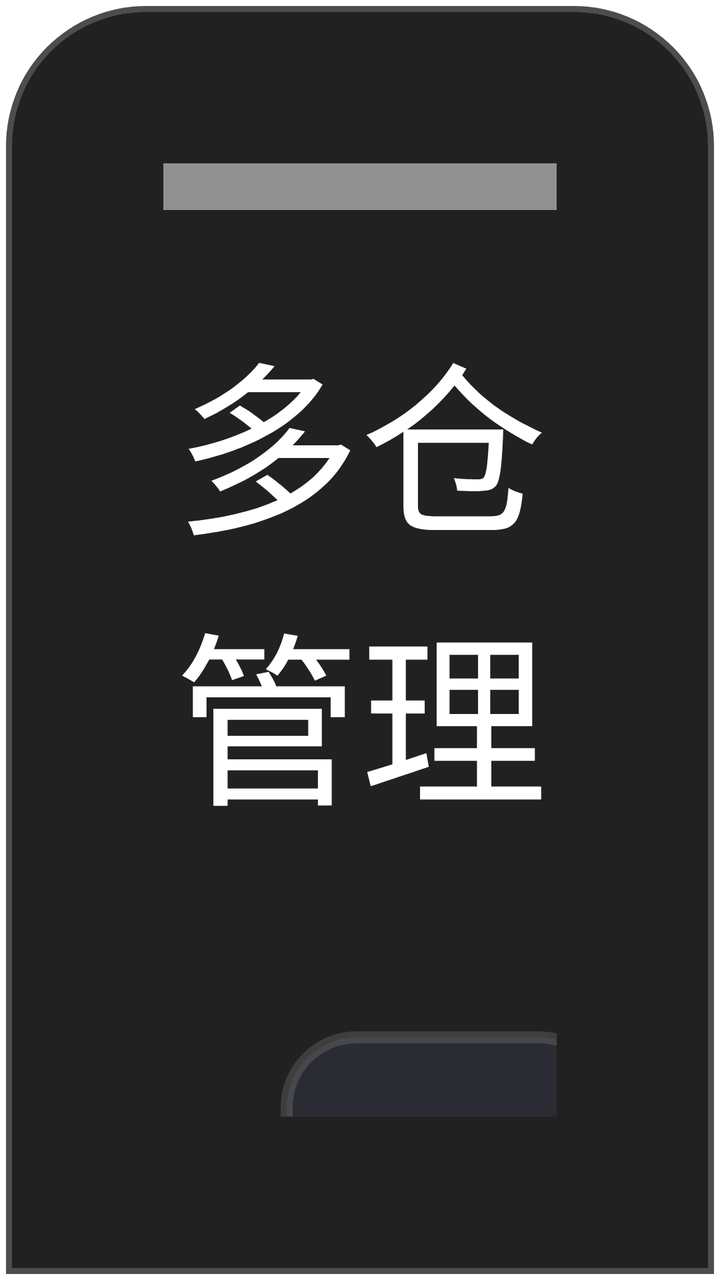
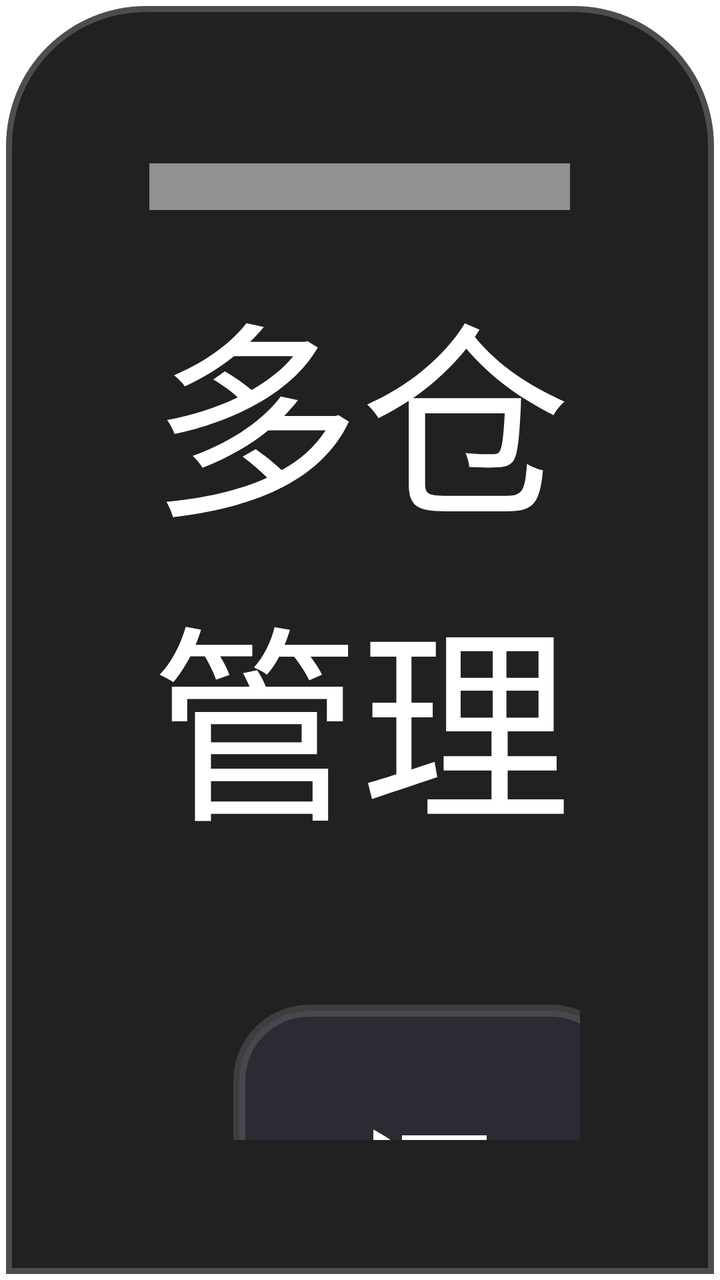

Compare the two renders of this Android layout. The source of the first and the diff that turns it into the second are given below.
<!-- AndroidManifest.xml: application theme AppTheme.NoActionBar -->
<!-- res/layout/dialog_more_source.xml -->
<?xml version="1.0" encoding="utf-8"?>
<LinearLayout xmlns:android="http://schemas.android.com/apk/res/android"
    android:layout_width="match_parent"
    android:layout_height="match_parent"
    android:background="@drawable/shape_bottom_sheet_bg"
    android:orientation="vertical"
    android:padding="@dimen/vs_14">

    <View
        android:id="@+id/dragHandle"
        android:layout_width="@dimen/vs_36"
        android:layout_height="@dimen/vs_4"
        android:layout_gravity="center_horizontal"
        android:background="@color/dialog_text_hint" />

    <TextView
        android:id="@+id/title"
        android:layout_width="match_parent"
        android:layout_height="wrap_content"
        android:layout_marginTop="@dimen/vs_8"
        android:gravity="center"
        android:text="多仓管理"
        android:textColor="@color/dialog_text_primary"
        android:textSize="@dimen/ts_30" />

    <FrameLayout
        android:layout_width="match_parent"
        android:layout_height="0dp"
        android:layout_marginTop="@dimen/vs_8"
        android:layout_weight="1">

        <androidx.recyclerview.widget.RecyclerView
            android:id="@+id/list"
            android:layout_width="match_parent"
            android:layout_height="match_parent"
            android:clipToPadding="false" />

        <ProgressBar
            android:id="@+id/play_loading"
            android:layout_width="@dimen/vs_40"
            android:layout_height="@dimen/vs_40"
            android:layout_gravity="center"
            android:indeterminateBehavior="repeat"
            android:indeterminateOnly="true"
            android:visibility="gone" />
    </FrameLayout>

    
    <LinearLayout
        android:layout_width="match_parent"
        android:layout_height="wrap_content"
        android:layout_marginTop="@dimen/vs_8"
        android:orientation="horizontal">

        <EditText
            android:id="@+id/input_sourceName"
            android:layout_width="0dp"
            android:layout_height="wrap_content"
            android:layout_weight="2"
            android:background="@drawable/input_dialog_api_input"
            android:hint="仓库/线路名(可空)"
            android:imeOptions="actionNext|flagNoExtractUi"
            android:inputType="text"
            android:maxLines="1"
            android:paddingLeft="@dimen/vs_2"
            android:paddingTop="@dimen/vs_10"
            android:paddingRight="@dimen/vs_2"
            android:paddingBottom="@dimen/vs_10"
            android:singleLine="true"
            android:textColor="@color/dialog_text_primary"
            android:textColorHint="@color/dialog_text_hint"
            android:textSize="@dimen/ts_24" />

        <EditText
            android:id="@+id/input_source_url"
            android:layout_width="0dp"
            android:layout_height="wrap_content"
            android:layout_marginStart="@dimen/vs_5"
            android:layout_weight="3"
            android:background="@drawable/input_dialog_api_input"
            android:hint="订阅链接"
            android:imeOptions="actionDone|flagNoExtractUi"
            android:inputType="text"
            android:maxLines="1"
            android:paddingLeft="@dimen/vs_2"
            android:paddingTop="@dimen/vs_10"
            android:paddingRight="@dimen/vs_2"
            android:paddingBottom="@dimen/vs_10"
            android:singleLine="true"
            android:textColor="@color/dialog_text_primary"
            android:textColorHint="@color/dialog_text_hint"
            android:textSize="@dimen/ts_24" />

        <TextView
            android:id="@+id/inputSubmit"
            android:layout_width="wrap_content"
            android:layout_height="wrap_content"
            android:layout_gravity="center"
            android:layout_marginStart="@dimen/vs_5"
            android:background="@drawable/button_danmu_setting"
            android:gravity="center"
            android:padding="@dimen/vs_10"
            android:text="添加"
            android:textColor="@color/dialog_text_primary"
            android:textSize="@dimen/ts_22" />
    </LinearLayout>

    
    <LinearLayout
        android:layout_width="match_parent"
        android:layout_height="wrap_content"
        android:layout_marginTop="@dimen/vs_8"
        android:gravity="right"
        android:orientation="horizontal">

        <Space
            android:layout_width="0dp"
            android:layout_height="wrap_content"
            android:layout_weight="1" />

        <TextView
            android:id="@+id/delAll"
            android:layout_width="wrap_content"
            android:layout_height="wrap_content"
            android:background="@drawable/button_danmu_setting"
            android:gravity="center"
            android:paddingLeft="@dimen/vs_30"
            android:paddingTop="@dimen/vs_10"
            android:paddingRight="@dimen/vs_30"
            android:paddingBottom="@dimen/vs_10"
            android:text="全部删除"
            android:textColor="@color/dialog_text_primary"
            android:textSize="@dimen/ts_22" />

        <TextView
            android:id="@+id/btnPerm"
            android:layout_width="wrap_content"
            android:layout_height="wrap_content"
            android:layout_marginStart="@dimen/vs_5"
            android:background="@drawable/button_danmu_setting"
            android:gravity="center"
            android:paddingLeft="@dimen/vs_30"
            android:paddingTop="@dimen/vs_10"
            android:paddingRight="@dimen/vs_30"
            android:paddingBottom="@dimen/vs_10"
            android:text="存储权限"
            android:textColor="@color/dialog_text_primary"
            android:textSize="@dimen/ts_22" />

        <TextView
            android:id="@+id/btnClose"
            android:layout_width="wrap_content"
            android:layout_height="wrap_content"
            android:layout_marginStart="@dimen/vs_5"
            android:background="@drawable/button_danmu_setting"
            android:gravity="center"
            android:paddingLeft="@dimen/vs_30"
            android:paddingTop="@dimen/vs_10"
            android:paddingRight="@dimen/vs_30"
            android:paddingBottom="@dimen/vs_10"
            android:text="关闭"
            android:textColor="@color/dialog_text_primary"
            android:textSize="@dimen/ts_22" />
    </LinearLayout>
</LinearLayout>
<!-- resources referenced by this layout -->
<resources>
  <color name="dialog_text_hint">#80FFFFFF</color>
  <color name="dialog_text_primary">#FFFFFFFF</color>
  <dimen name="ts_22">15mm</dimen>
  <dimen name="ts_24">16mm</dimen>
  <dimen name="ts_30">16mm</dimen>
  <dimen name="vs_10">10mm</dimen>
  <dimen name="vs_14">14mm</dimen>
  <dimen name="vs_2">2mm</dimen>
  <dimen name="vs_30">30mm</dimen>
  <dimen name="vs_36">36mm</dimen>
  <dimen name="vs_4">4mm</dimen>
  <dimen name="vs_40">40mm</dimen>
  <dimen name="vs_5">5mm</dimen>
  <dimen name="vs_8">8mm</dimen>
  <!-- drawable button_danmu_setting (drawable) -->
  <?xml version="1.0" encoding="utf-8"?>
  <selector xmlns:android="http://schemas.android.com/apk/res/android">
      <item android:state_focused="true">
          <shape>
              <corners android:radius="@dimen/vs_6" />
              <solid android:color="@color/dialog_control_bg_focused" />
              <stroke
                  android:width="@dimen/vs_1"
                  android:color="@color/dialog_control_stroke_focused" />
          </shape>
      </item>
      <item>
          <shape>
              <corners android:radius="@dimen/vs_6" />
              <solid android:color="@color/dialog_control_bg" />
              <stroke
                  android:width="@dimen/vs_1"
                  android:color="@color/dialog_control_stroke" />
          </shape>
      </item>
  </selector>
  <!-- drawable shape_bottom_sheet_bg (drawable) -->
  <?xml version="1.0" encoding="utf-8"?>
  <shape xmlns:android="http://schemas.android.com/apk/res/android"
      android:shape="rectangle">
      <corners
          android:topLeftRadius="@dimen/vs_12"
          android:topRightRadius="@dimen/vs_12" />
      <solid android:color="@color/dialog_panel_bg" />
      <stroke
          android:width="@dimen/vs_1"
          android:color="@color/dialog_panel_stroke" />
  </shape>
  <style name="AppTheme.NoActionBar" parent="AppTheme">
          <item name="android:windowActionBar">false</item>
          <item name="android:windowNoTitle">true</item>
          <item name="windowActionBar">false</item>
          <item name="android:windowFullscreen">false</item>//手机版：默认保留状态栏，全屏页面运行时再隐藏
          <item name="android:windowContentOverlay">@null</item>//是否有遮盖
          <item name="windowNoTitle">true</item>
          
          
          <item name="android:windowBackground">@android:color/transparent</item>
          
          <item name="android:statusBarColor">@android:color/transparent</item>
          <item name="android:windowDrawsSystemBarBackgrounds">true</item>
      </style>
  <dimen name="vs_6">6mm</dimen>
  <color name="dialog_control_bg_focused">#CC1890FF</color>
  <dimen name="vs_1">1mm</dimen>
  <color name="dialog_control_stroke_focused">#CC02F8E1</color>
  <color name="dialog_control_bg">#80353744</color>
  <color name="dialog_control_stroke">#22FFFFFF</color>
  <dimen name="vs_20_">-20mm</dimen>
  <color name="dialog_panel_stroke">#33FFFFFF</color>
  <color name="dialog_input_bg">#66353744</color>
  <dimen name="vs_12">12mm</dimen>
  <color name="dialog_panel_bg">#F2161616</color>
  <style name="AppTheme" parent="Theme.AppCompat.Light.DarkActionBar">
          
          <item name="colorPrimary">@color/color_6200EE</item>
          <item name="colorPrimaryDark">@color/color_3700B3</item>
          <item name="colorAccent">@color/color_03DAC5</item>
      </style>
  <color name="color_6200EE">#6200EE</color>
  <color name="color_3700B3">#3700B3</color>
  <color name="color_03DAC5">#03DAC5</color>
  <!-- unchanged entries left out for length: 1 -->
</resources>

<!-- the commit's change to res/layout/dialog_more_source.xml (unified diff, before → after) -->
@@ -4,29 +4,39 @@
     android:layout_height="match_parent"
     android:background="@drawable/shape_bottom_sheet_bg"
     android:orientation="vertical"
-    android:padding="@dimen/vs_14">
+    android:padding="@dimen/vs_12">
 
-    <View
-        android:id="@+id/dragHandle"
-        android:layout_width="@dimen/vs_36"
-        android:layout_height="@dimen/vs_4"
-        android:layout_gravity="center_horizontal"
-        android:background="@color/dialog_text_hint" />
-
-    <TextView
-        android:id="@+id/title"
+    
+    <LinearLayout
+        android:id="@+id/sheetHeader"
         android:layout_width="match_parent"
         android:layout_height="wrap_content"
-        android:layout_marginTop="@dimen/vs_8"
-        android:gravity="center"
-        android:text="多仓管理"
-        android:textColor="@color/dialog_text_primary"
-        android:textSize="@dimen/ts_30" />
+        android:orientation="vertical"
+        android:paddingTop="@dimen/vs_2"
+        android:paddingBottom="@dimen/vs_2">
+
+        <View
+            android:id="@+id/dragHandle"
+            android:layout_width="@dimen/vs_36"
+            android:layout_height="@dimen/vs_4"
+            android:layout_gravity="center_horizontal"
+            android:background="@color/dialog_text_hint" />
+
+        <TextView
+            android:id="@+id/title"
+            android:layout_width="match_parent"
+            android:layout_height="wrap_content"
+            android:layout_marginTop="@dimen/vs_4"
+            android:gravity="center"
+            android:text="多仓管理"
+            android:textColor="@color/dialog_text_primary"
+            android:textSize="@dimen/ts_28" />
+    </LinearLayout>
 
     <FrameLayout
         android:layout_width="match_parent"
         android:layout_height="0dp"
-        android:layout_marginTop="@dimen/vs_8"
+        android:layout_marginTop="@dimen/vs_4"
         android:layout_weight="1">
 
         <androidx.recyclerview.widget.RecyclerView
@@ -35,13 +45,11 @@
             android:layout_height="match_parent"
             android:clipToPadding="false" />
 
-        <ProgressBar
+        <com.github.tvbox.osc.ui.tv.widget.LoadingRingView
             android:id="@+id/play_loading"
-            android:layout_width="@dimen/vs_40"
-            android:layout_height="@dimen/vs_40"
+            android:layout_width="@dimen/vs_50"
+            android:layout_height="@dimen/vs_50"
             android:layout_gravity="center"
-            android:indeterminateBehavior="repeat"
-            android:indeterminateOnly="true"
             android:visibility="gone" />
     </FrameLayout>
 
@@ -49,7 +57,8 @@
     <LinearLayout
         android:layout_width="match_parent"
         android:layout_height="wrap_content"
-        android:layout_marginTop="@dimen/vs_8"
+        android:layout_marginTop="@dimen/vs_6"
+        android:gravity="center_vertical"
         android:orientation="horizontal">
 
         <EditText
@@ -58,108 +67,102 @@
             android:layout_height="wrap_content"
             android:layout_weight="2"
             android:background="@drawable/input_dialog_api_input"
-            android:hint="仓库/线路名(可空)"
+            android:hint="仓库/线路名"
             android:imeOptions="actionNext|flagNoExtractUi"
             android:inputType="text"
             android:maxLines="1"
-            android:paddingLeft="@dimen/vs_2"
-            android:paddingTop="@dimen/vs_10"
-            android:paddingRight="@dimen/vs_2"
-            android:paddingBottom="@dimen/vs_10"
+            android:paddingLeft="@dimen/vs_8"
+            android:paddingTop="@dimen/vs_6"
+            android:paddingRight="@dimen/vs_8"
+            android:paddingBottom="@dimen/vs_6"
             android:singleLine="true"
             android:textColor="@color/dialog_text_primary"
             android:textColorHint="@color/dialog_text_hint"
-            android:textSize="@dimen/ts_24" />
+            android:textSize="@dimen/ts_20" />
 
         <EditText
             android:id="@+id/input_source_url"
             android:layout_width="0dp"
             android:layout_height="wrap_content"
-            android:layout_marginStart="@dimen/vs_5"
+            android:layout_marginStart="@dimen/vs_4"
             android:layout_weight="3"
             android:background="@drawable/input_dialog_api_input"
             android:hint="订阅链接"
             android:imeOptions="actionDone|flagNoExtractUi"
             android:inputType="text"
             android:maxLines="1"
-            android:paddingLeft="@dimen/vs_2"
-            android:paddingTop="@dimen/vs_10"
-            android:paddingRight="@dimen/vs_2"
-            android:paddingBottom="@dimen/vs_10"
+            android:paddingLeft="@dimen/vs_8"
+            android:paddingTop="@dimen/vs_6"
+            android:paddingRight="@dimen/vs_8"
+            android:paddingBottom="@dimen/vs_6"
             android:singleLine="true"
             android:textColor="@color/dialog_text_primary"
             android:textColorHint="@color/dialog_text_hint"
-            android:textSize="@dimen/ts_24" />
+            android:textSize="@dimen/ts_20" />
 
         <TextView
             android:id="@+id/inputSubmit"
             android:layout_width="wrap_content"
             android:layout_height="wrap_content"
-            android:layout_gravity="center"
-            android:layout_marginStart="@dimen/vs_5"
+            android:layout_gravity="center_vertical"
+            android:layout_marginStart="@dimen/vs_4"
             android:background="@drawable/button_danmu_setting"
             android:gravity="center"
-            android:padding="@dimen/vs_10"
+            android:paddingLeft="@dimen/vs_12"
+            android:paddingTop="@dimen/vs_6"
+            android:paddingRight="@dimen/vs_12"
+            android:paddingBottom="@dimen/vs_6"
             android:text="添加"
             android:textColor="@color/dialog_text_primary"
-            android:textSize="@dimen/ts_22" />
+            android:textSize="@dimen/ts_20" />
     </LinearLayout>
 
     
     <LinearLayout
         android:layout_width="match_parent"
         android:layout_height="wrap_content"
-        android:layout_marginTop="@dimen/vs_8"
-        android:gravity="right"
+        android:layout_marginTop="@dimen/vs_6"
         android:orientation="horizontal">
-
-        <Space
-            android:layout_width="0dp"
-            android:layout_height="wrap_content"
-            android:layout_weight="1" />
 
         <TextView
             android:id="@+id/delAll"
-            android:layout_width="wrap_content"
+            android:layout_width="0dp"
             android:layout_height="wrap_content"
+            android:layout_weight="1"
             android:background="@drawable/button_danmu_setting"
             android:gravity="center"
-            android:paddingLeft="@dimen/vs_30"
-            android:paddingTop="@dimen/vs_10"
-            android:paddingRight="@dimen/vs_30"
-            android:paddingBottom="@dimen/vs_10"
+            android:paddingTop="@dimen/vs_6"
+            android:paddingBottom="@dimen/vs_6"
             android:text="全部删除"
             android:textColor="@color/dialog_text_primary"
-            android:textSize="@dimen/ts_22" />
+            android:textSize="@dimen/ts_20" />
 
         <TextView
             android:id="@+id/btnPerm"
-            android:layout_width="wrap_content"
+            android:layout_width="0dp"
             android:layout_height="wrap_content"
-            android:layout_marginStart="@dimen/vs_5"
+            android:layout_marginStart="@dimen/vs_4"
+            android:layout_weight="1"
             android:background="@drawable/button_danmu_setting"
             android:gravity="center"
-            android:paddingLeft="@dimen/vs_30"
-            android:paddingTop="@dimen/vs_10"
-            android:paddingRight="@dimen/vs_30"
-            android:paddingBottom="@dimen/vs_10"
+            android:paddingTop="@dimen/vs_6"
+            android:paddingBottom="@dimen/vs_6"
             android:text="存储权限"
             android:textColor="@color/dialog_text_primary"
-            android:textSize="@dimen/ts_22" />
+            android:textSize="@dimen/ts_20" />
 
         <TextView
             android:id="@+id/btnClose"
-            android:layout_width="wrap_content"
+            android:layout_width="0dp"
             android:layout_height="wrap_content"
-            android:layout_marginStart="@dimen/vs_5"
+            android:layout_marginStart="@dimen/vs_4"
+            android:layout_weight="1"
             android:background="@drawable/button_danmu_setting"
             android:gravity="center"
-            android:paddingLeft="@dimen/vs_30"
-            android:paddingTop="@dimen/vs_10"
-            android:paddingRight="@dimen/vs_30"
-            android:paddingBottom="@dimen/vs_10"
+            android:paddingTop="@dimen/vs_6"
+            android:paddingBottom="@dimen/vs_6"
             android:text="关闭"
             android:textColor="@color/dialog_text_primary"
-            android:textSize="@dimen/ts_22" />
+            android:textSize="@dimen/ts_20" />
     </LinearLayout>
 </LinearLayout>
<!-- resource entries referenced after the edit -->
@@ -2,16 +2,12 @@
 <resources>
   <color name="dialog_text_hint">#80FFFFFF</color>
   <color name="dialog_text_primary">#FFFFFFFF</color>
-  <dimen name="ts_22">15mm</dimen>
-  <dimen name="ts_24">16mm</dimen>
-  <dimen name="ts_30">16mm</dimen>
-  <dimen name="vs_10">10mm</dimen>
-  <dimen name="vs_14">14mm</dimen>
+  <dimen name="ts_20">14mm</dimen>
+  <dimen name="ts_28">18mm</dimen>
   <dimen name="vs_2">2mm</dimen>
-  <dimen name="vs_30">30mm</dimen>
   <dimen name="vs_36">36mm</dimen>
   <dimen name="vs_4">4mm</dimen>
-  <dimen name="vs_40">40mm</dimen>
+  <dimen name="vs_50">50mm</dimen>
   <dimen name="vs_5">5mm</dimen>
   <dimen name="vs_8">8mm</dimen>
   <!-- drawable button_danmu_setting (drawable) -->
